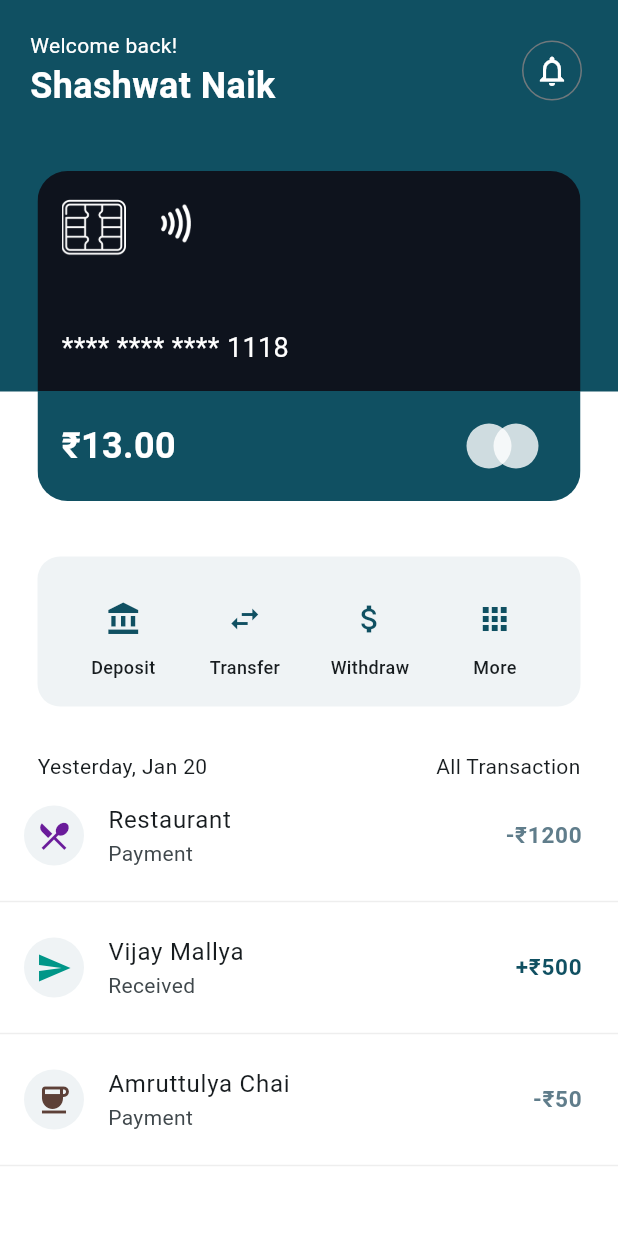
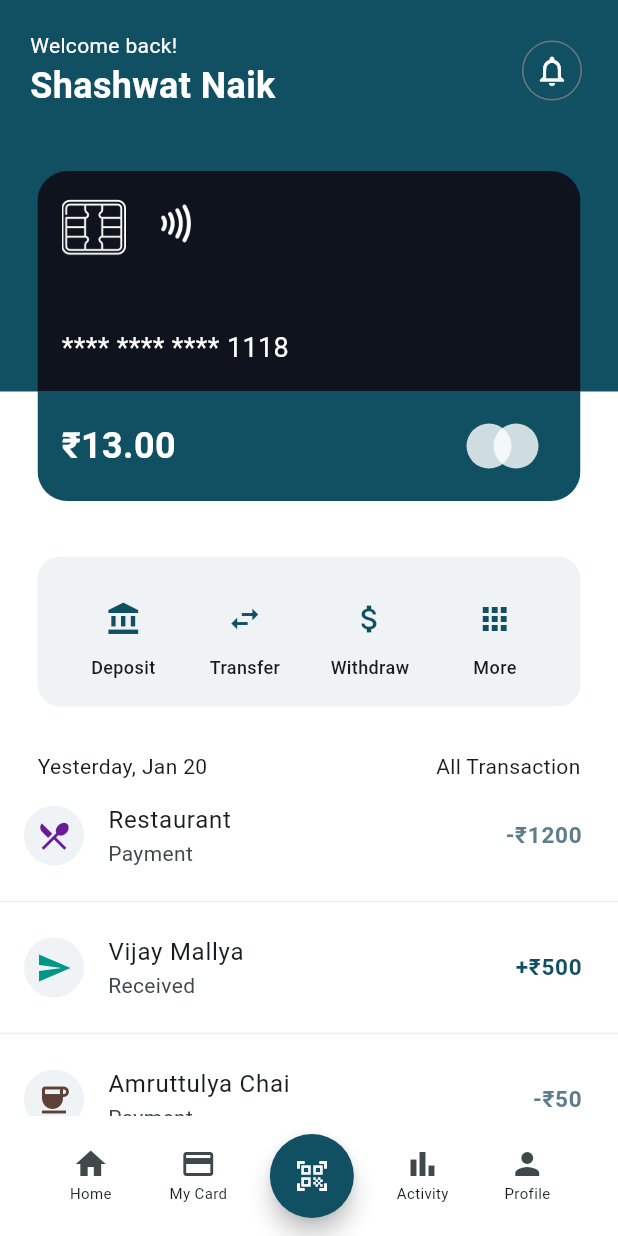
Before and after one commit to shashwat-naik/SmartPay, a Flutter app: the screen it shows after launch, on a phone screen of 412 x 824 dp. Run offline on Flutter 3.47's test engine with Material 3 defaults, Android fonts, the light colour scheme and no system bars.

Commit message:
Bottom Navigation Bar

```diff
--- a/lib/main.dart
+++ b/lib/main.dart
@@ -76,10 +76,14 @@
                     color: Colors.white,
                     child: Column(
                       children: [
-                        SizedBox(height: 110,),
+                        SizedBox(
+                          height: 110,
+                        ),
                         // Action Button
                         ActionButtons(),
-                        SizedBox(height: 30,),
+                        SizedBox(
+                          height: 30,
+                        ),
                         // Transaction List
                         TransactionList(),
                       ],
@@ -95,6 +99,65 @@
               ))
             ],
           )),
+      bottomNavigationBar: BottomAppBar(
+        color: Colors.white,
+        child: Row(
+          mainAxisAlignment: MainAxisAlignment.spaceEvenly,
+          children: [
+            IconButton(
+                onPressed: () {},
+                icon: Column(
+                  children: [
+                    Icon(Icons.home),
+                    Text(
+                      "Home",
+                      style: TextStyle(fontSize: 10),
+                    ),
+                  ],
+                )),
+            IconButton(
+                onPressed: () {},
+                icon: Column(
+                  children: [
+                    Icon(Icons.credit_card),
+                    Text(
+                      "My Card",
+                      style: TextStyle(fontSize: 10),
+                    ),
+                  ],
+                )),
+            FloatingActionButton(
+              onPressed: () {},
+              backgroundColor: Color.fromARGB(255, 16, 80, 98),
+              shape: RoundedRectangleBorder(
+                  borderRadius: BorderRadius.circular(30)),
+              child: Icon(Icons.qr_code_scanner, color: Colors.white),
+            ),
+            IconButton(
+                onPressed: () {},
+                icon: Column(
+                  children: [
+                    Icon(Icons.bar_chart),
+                    Text(
+                      "Activity",
+                      style: TextStyle(fontSize: 10),
+                    ),
+                  ],
+                )),
+            IconButton(
+                onPressed: () {},
+                icon: Column(
+                  children: [
+                    Icon(Icons.person),
+                    Text(
+                      "Profile",
+                      style: TextStyle(fontSize: 10),
+                    ),
+                  ],
+                )),
+          ],
+        ),
+      ),
     );
   }
 }
```
